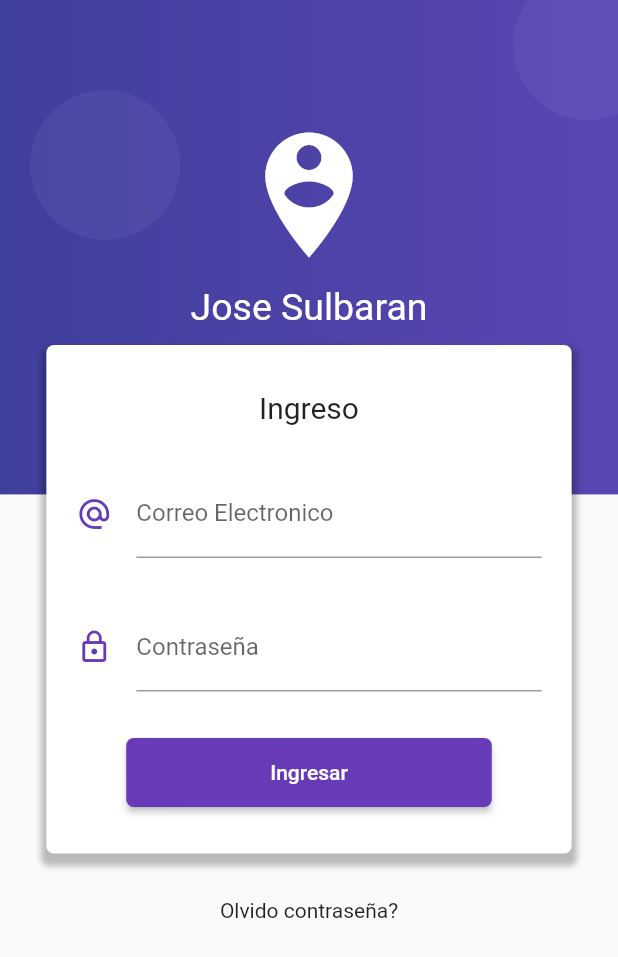
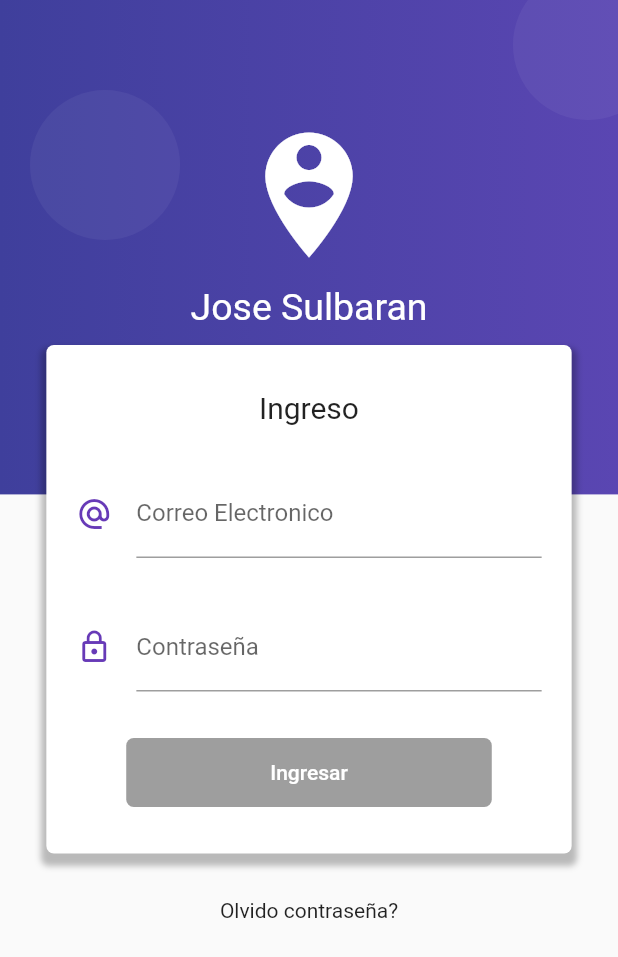
Before and after one commit to jasarmas/flutter_patron_bloc, a Flutter app: the screen it shows after launch, on a phone screen of 412 x 824 dp. Shown: the top 957 px of the screen. Run offline on Flutter 3.47's test engine with Material 2 defaults, Android fonts, the phone set to English and light mode, and no system bars; our stand-ins replace rxdart.

```diff
--- a/flutter_patron_bloc/lib/src/bloc/login_bloc.dart
+++ b/flutter_patron_bloc/lib/src/bloc/login_bloc.dart
@@ -1,10 +1,11 @@
 import 'dart:async';
 
 import 'package:flutter_patron_bloc/src/bloc/validators.dart';
+import 'package:rxdart/rxdart.dart';
 
 class LoginBloc with Validators {
-  final _emailController = StreamController<String>.broadcast();
-  final _passwordController = StreamController<String>.broadcast();
+  final _emailController = BehaviorSubject<String>();
+  final _passwordController = BehaviorSubject<String>();
 
   //recuperar dato del stream
   Stream<String> get emailStream =>
@@ -12,12 +13,18 @@ class LoginBloc with Validators {
   Stream<String> get passwordStream =>
       _passwordController.stream.transform(validatePassword);
 
+  Stream<bool> get formValidStream =>
+      Rx.combineLatest2(emailStream, passwordStream, (e, p) => true);
+
   //insertar valores al stream
   Function(String) get changeEmail => _emailController.sink.add;
   Function(String) get changePassword => _passwordController.sink.add;
 
+  //Obtener ultimo valor de los streams
+  String get email => _emailController.value;
+  String get password => _passwordController.value;
+
   //cerrar
-
   dispose() {
     _emailController?.close();
     _passwordController?.close();
--- a/flutter_patron_bloc/lib/src/bloc/provider.dart
+++ b/flutter_patron_bloc/lib/src/bloc/provider.dart
@@ -3,9 +3,20 @@ import 'package:flutter_patron_bloc/src/bloc/login_bloc.dart';
 export 'package:flutter_patron_bloc/src/bloc/login_bloc.dart';
 
 class Provider extends InheritedWidget {
+  static Provider _instance;
+
+  factory Provider({Key key, Widget child}) {
+    if (_instance == null) {
+      _instance = new Provider._internal(key: key, child: child);
+    }
+    return _instance;
+  }
+
+  Provider._internal({Key key, Widget child}) : super(key: key, child: child);
+
   final loginBloc = LoginBloc();
 
-  Provider({Key key, Widget child}) : super(key: key, child: child);
+  //Provider({Key key, Widget child}) : super(key: key, child: child);
 
   @override
   bool updateShouldNotify(covariant InheritedWidget oldWidget) => true;
--- a/flutter_patron_bloc/lib/src/pages/login_page.dart
+++ b/flutter_patron_bloc/lib/src/pages/login_page.dart
@@ -39,7 +39,10 @@ class LoginPage extends StatelessWidget {
     );
   }
 
-  Widget _createButton() {
+  Widget _createButton(LoginBloc bloc) {
+    return StreamBuilder(
+      stream: bloc.formValidStream,
+      builder: (BuildContext context, AsyncSnapshot snapshot) {
         return RaisedButton(
           child: Container(
             padding: EdgeInsets.symmetric(horizontal: 80.0, vertical: 15.0),
@@ -50,8 +53,19 @@ class LoginPage extends StatelessWidget {
           ),
           color: Colors.deepPurple,
           textColor: Colors.white,
-      onPressed: () {},
+          onPressed: snapshot.hasData ? () => _login(bloc, context) : null,
         );
+      },
+    );
+  }
+
+  _login(LoginBloc bloc, BuildContext context) {
+    print("=====================================");
+    print("email: ${bloc.email}");
+    print("password: ${bloc.password}");
+    print("=====================================");
+
+    Navigator.pushReplacementNamed(context, "home");
   }
 
   Widget _createPassword(LoginBloc bloc) {
@@ -118,7 +132,7 @@ class LoginPage extends StatelessWidget {
                 SizedBox(height: 30.0),
                 _createPassword(bloc),
                 SizedBox(height: 30.0),
-                _createButton(),
+                _createButton(bloc),
               ],
             ),
           ),
--- a/flutter_patron_bloc/pubspec.yaml
+++ b/flutter_patron_bloc/pubspec.yaml
@@ -3,7 +3,7 @@ description: A new Flutter project.
 
 # The following line prevents the package from being accidentally published to
 # pub.dev using `pub publish`. This is preferred for private packages.
-publish_to: 'none' # Remove this line if you wish to publish to pub.dev
+publish_to: "none" # Remove this line if you wish to publish to pub.dev
 
 # The following defines the version and build number for your application.
 # A version number is three numbers separated by dots, like 1.2.43
@@ -24,10 +24,10 @@ dependencies:
   flutter:
     sdk: flutter
 
-
   # The following adds the Cupertino Icons font to your application.
   # Use with the CupertinoIcons class for iOS style icons.
   cupertino_icons: ^1.0.0
+  rxdart: ^0.25.0
 
 dev_dependencies:
   flutter_test:
@@ -38,7 +38,6 @@ dev_dependencies:
 
 # The following section is specific to Flutter.
 flutter:
-
   # The following line ensures that the Material Icons font is
   # included with your application, so that you can use the icons in
   # the material Icons class.
```
Also changed, not shown: flutter_patron_bloc/lib/src/pages/home_page.dart (+14 -1 lines), flutter_patron_bloc/pubspec.lock. Lines whose indentation alone changed are shown as unchanged.
